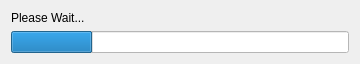
Before: the Qt Designer form src/waitwidgetbase.ui in mtux/bilbo, drawn with Qt 5.
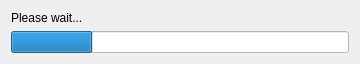
After: the same form once the commit is applied.

```diff
--- a/src/waitwidgetbase.ui
+++ b/src/waitwidgetbase.ui
@@ -16,7 +16,7 @@
       <string notr="true" />
      </property>
      <property name="text" >
-      <string>Please Wait...</string>
+      <string>Please wait...</string>
      </property>
     </widget>
    </item>
```
